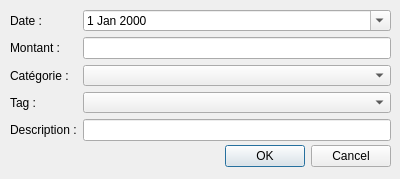
Old version of the form addopdialog.ui in the repository sbrou/CashCash.
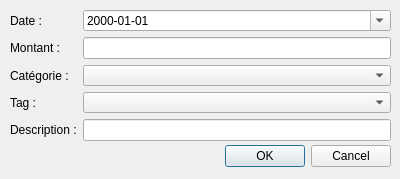
New version of the form.

What changed in the file:
```diff
--- a/addopdialog.ui
+++ b/addopdialog.ui
@@ -88,6 +88,9 @@
     </item>
     <item row="0" column="1">
      <widget class="QDateEdit" name="qdeDate">
+      <property name="displayFormat">
+       <string>yyyy-MM-dd</string>
+      </property>
       <property name="calendarPopup">
        <bool>true</bool>
       </property>
```
